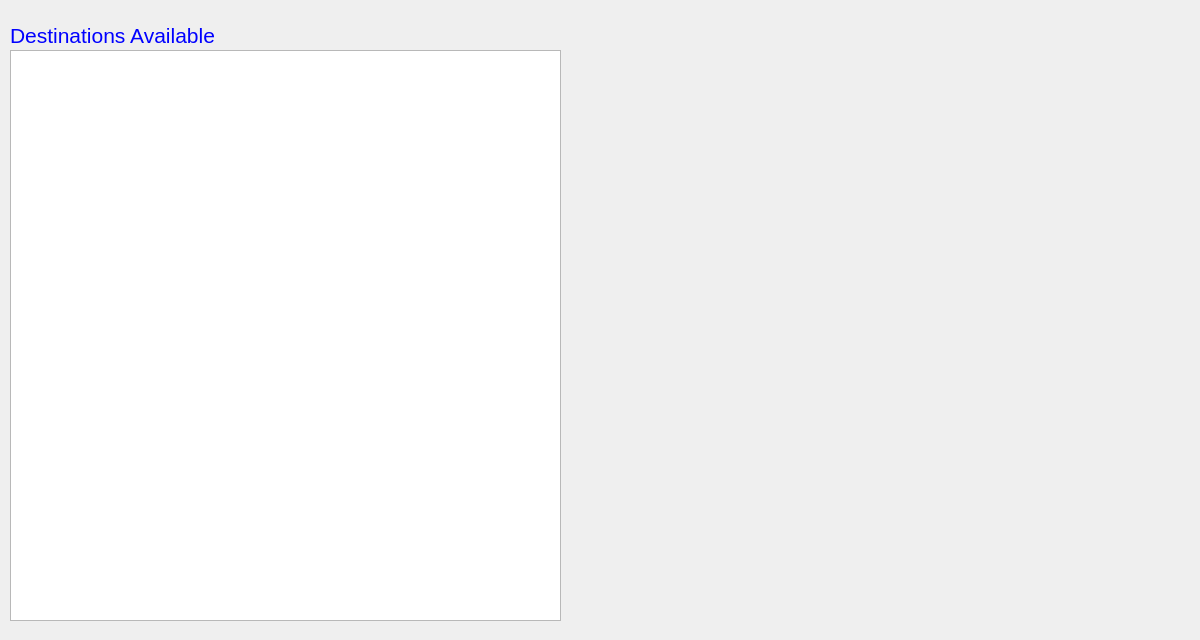
brivero0/TeamMagmar, file EuropeanVacation/tDestinations.ui: the form before one commit.
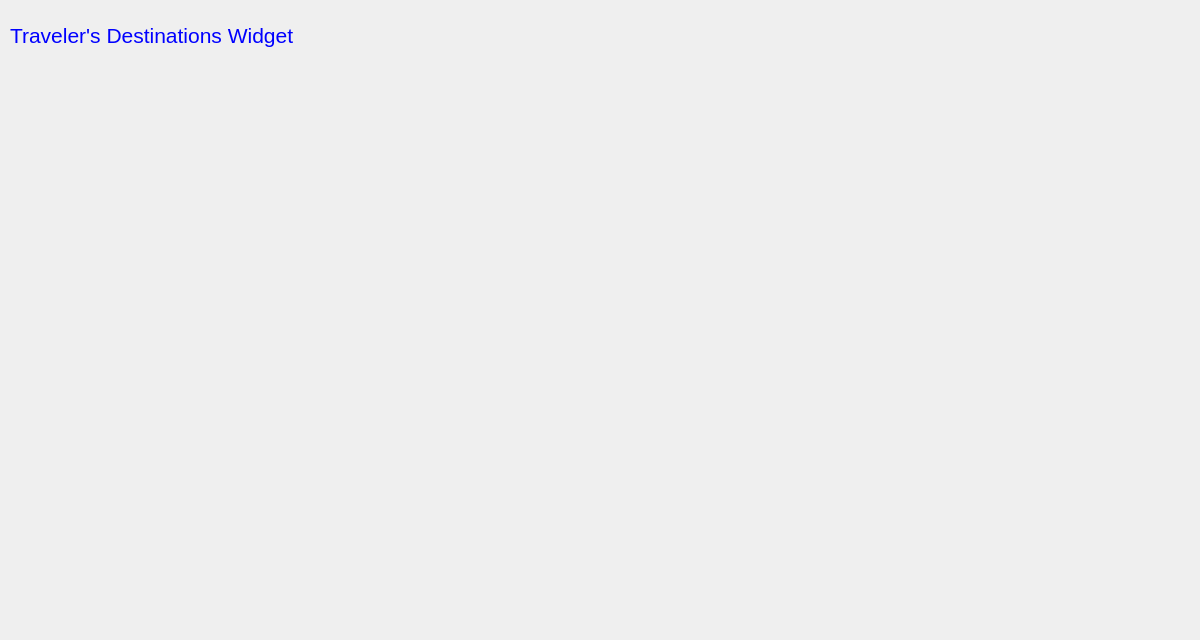
The form after the commit.

Patch:
```diff
--- a/EuropeanVacation/tDestinations.ui
+++ b/EuropeanVacation/tDestinations.ui
@@ -49,39 +49,7 @@
     <string notr="true">color: blue;</string>
    </property>
    <property name="text">
-    <string>Destinations Available </string>
-   </property>
-  </widget>
-  <widget class="QTableView" name="tDestinationOptionsTV">
-   <property name="geometry">
-    <rect>
-     <x>10</x>
-     <y>50</y>
-     <width>551</width>
-     <height>571</height>
-    </rect>
-   </property>
-   <property name="sizePolicy">
-    <sizepolicy hsizetype="Minimum" vsizetype="Minimum">
-     <horstretch>3</horstretch>
-     <verstretch>3</verstretch>
-    </sizepolicy>
-   </property>
-   <property name="styleSheet">
-    <string notr="true">QHeaderView::section{
-background-color:qlineargradient(spread:pad, x1:1, y1:1, x2:1, y2:0.028, stop:0 rgba(255, 170, 0, 255), stop:1 rgba(255, 62, 14, 255));
-border-style: solid;
-border-color: black;
-border-width: 2px;
-border-radius: 5px;}
-
-QTableView QTableCornerButton::section{
-background: red;
-broder: 2px outset black;
-}</string>
-   </property>
-   <property name="dragEnabled">
-    <bool>true</bool>
+    <string>Traveler's Destinations Widget</string>
    </property>
   </widget>
  </widget>
```
